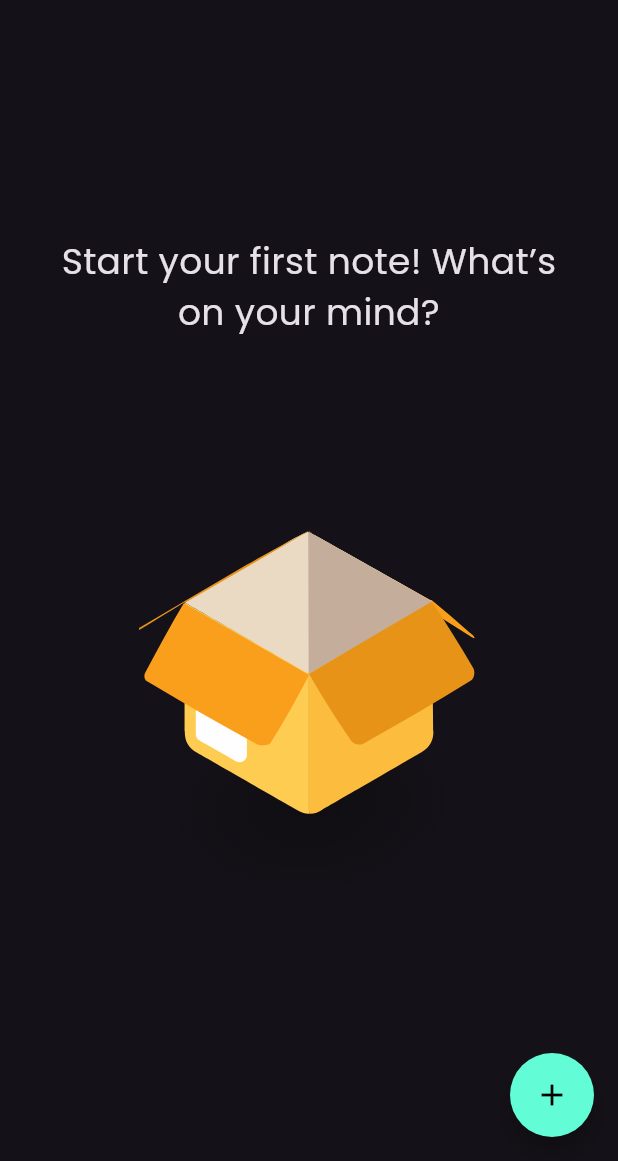
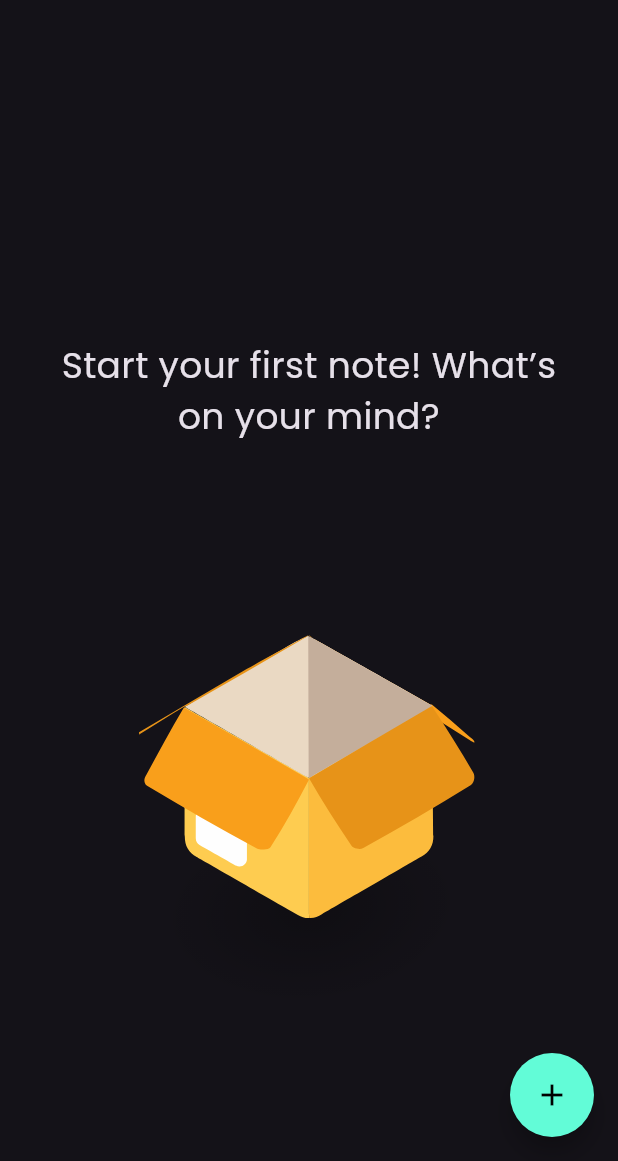
Before and after one commit to As-tra/notes_app, a Flutter app: the screen it shows after launch, on a phone screen of 412 x 824 dp, the part 75-1236 px from its top. Run offline on Flutter 3.47's test engine with Material 3 defaults, Android fonts, the phone set to English and light mode, and no system bars; our stand-ins replace flutter_bloc, font_awesome_flutter, hive, hive_flutter, lottie; accounts and stored records are empty.

Commit message:
make empty list view responsive

```diff
--- /dev/null
+++ b/devtools_options.yaml
@@ -0,0 +1 @@
+extensions:
--- a/lib/widgets/empty_list_view.dart
+++ b/lib/widgets/empty_list_view.dart
@@ -1,4 +1,5 @@
 import 'package:flutter/material.dart';
+import 'package:flutter/widgets.dart';
 import 'package:lottie/lottie.dart';
 
 class EmptyListView extends StatelessWidget {
@@ -8,9 +9,9 @@ class EmptyListView extends StatelessWidget {
 
   @override
   Widget build(BuildContext context) {
-    return Column(
-      mainAxisAlignment: MainAxisAlignment.center,
+    return ListView(
       children: [
+        SizedBox(height: MediaQuery.of(context).size.height / 4),
         const Text(
           "Start your first note! What’s on your mind?",
           textAlign: TextAlign.center,
```
